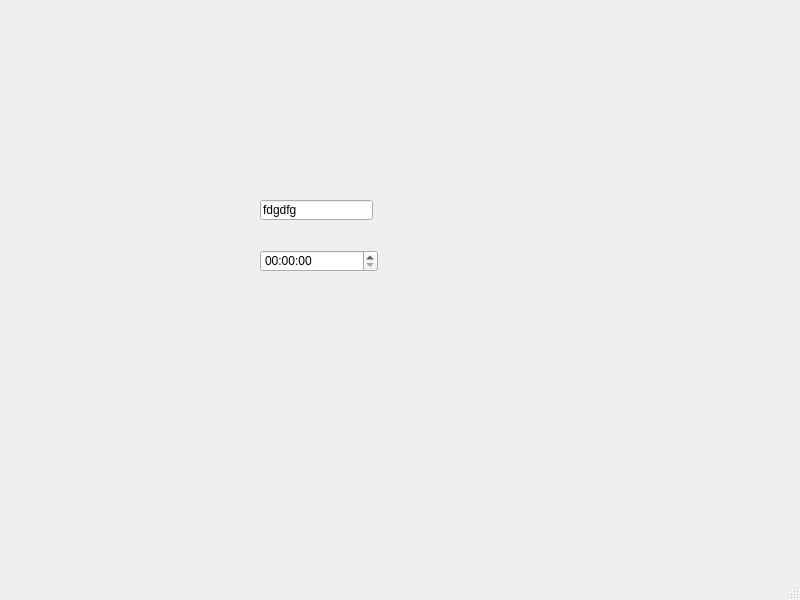
This is QT.Main/mainwindow.ui in ShipHappensBro/SPT as Qt 5 draws it before an edit. The edited form follows.
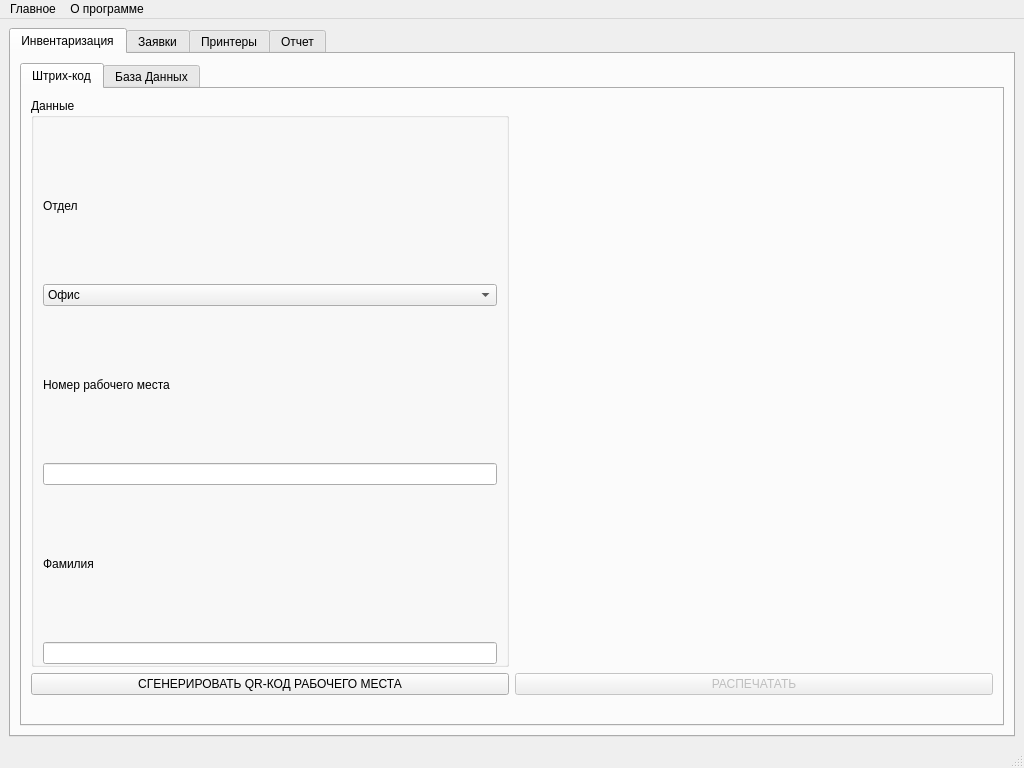
This is the edited form.

```diff
--- a/QT.Main/mainwindow.ui
+++ b/QT.Main/mainwindow.ui
@@ -6,39 +6,221 @@
    <rect>
     <x>0</x>
     <y>0</y>
-    <width>800</width>
-    <height>600</height>
+    <width>1024</width>
+    <height>768</height>
    </rect>
   </property>
   <property name="windowTitle">
    <string>MainWindow</string>
   </property>
   <widget class="QWidget" name="centralwidget">
-   <widget class="QLineEdit" name="lineEdit">
-    <property name="geometry">
-     <rect>
-      <x>260</x>
-      <y>200</y>
-      <width>113</width>
-      <height>20</height>
-     </rect>
-    </property>
-    <property name="text">
-     <string>fdgdfg</string>
-    </property>
-   </widget>
-   <widget class="QTimeEdit" name="timeEdit">
-    <property name="geometry">
-     <rect>
-      <x>260</x>
-      <y>250</y>
-      <width>118</width>
-      <height>22</height>
-     </rect>
-    </property>
-   </widget>
+   <layout class="QGridLayout" name="gridLayout">
+    <item row="0" column="0">
+     <widget class="QTabWidget" name="tabWidget">
+      <property name="enabled">
+       <bool>true</bool>
+      </property>
+      <property name="currentIndex">
+       <number>0</number>
+      </property>
+      <widget class="QWidget" name="tab_inv">
+       <attribute name="title">
+        <string>Инвентаризация</string>
+       </attribute>
+       <layout class="QGridLayout" name="gridLayout_3">
+        <item row="0" column="0">
+         <widget class="QTabWidget" name="inv_tab">
+          <property name="enabled">
+           <bool>true</bool>
+          </property>
+          <property name="currentIndex">
+           <number>0</number>
+          </property>
+          <widget class="QWidget" name="bc_tab">
+           <attribute name="title">
+            <string>Штрих-код</string>
+           </attribute>
+           <layout class="QGridLayout" name="gridLayout_5">
+            <item row="0" column="0">
+             <layout class="QGridLayout" name="gridLayout_4">
+              <item row="4" column="1">
+               <spacer name="horizontalSpacer_2">
+                <property name="orientation">
+                 <enum>Qt::Horizontal</enum>
+                </property>
+                <property name="sizeHint" stdset="0">
+                 <size>
+                  <width>40</width>
+                  <height>20</height>
+                 </size>
+                </property>
+               </spacer>
+              </item>
+              <item row="0" column="0">
+               <widget class="QGroupBox" name="bc_group">
+                <property name="title">
+                 <string>Данные</string>
+                </property>
+                <layout class="QGridLayout" name="gridLayout_2">
+                 <property name="bottomMargin">
+                  <number>0</number>
+                 </property>
+                 <property name="spacing">
+                  <number>0</number>
+                 </property>
+                 <item row="5" column="0">
+                  <widget class="QLineEdit" name="SecondName"/>
+                 </item>
+                 <item row="3" column="0">
+                  <widget class="QLineEdit" name="number_workstation_btn"/>
+                 </item>
+                 <item row="1" column="0">
+                  <widget class="QComboBox" name="department">
+                   <item>
+                    <property name="text">
+                     <string>Офис</string>
+                    </property>
+                   </item>
+                   <item>
+                    <property name="text">
+                     <string>Транспортный отдел</string>
+                    </property>
+                   </item>
+                   <item>
+                    <property name="text">
+                     <string>Администрация</string>
+                    </property>
+                   </item>
+                   <item>
+                    <property name="text">
+                     <string>Складской офис</string>
+                    </property>
+                   </item>
+                   <item>
+                    <property name="text">
+                     <string>Склад</string>
+                    </property>
+                   </item>
+                  </widget>
+                 </item>
+                 <item row="2" column="0">
+                  <widget class="QLabel" name="label_4">
+                   <property name="text">
+                    <string>Номер рабочего места</string>
+                   </property>
+                  </widget>
+                 </item>
+                 <item row="4" column="0">
+                  <widget class="QLabel" name="label_5">
+                   <property name="text">
+                    <string>Фамилия</string>
+                   </property>
+                  </widget>
+                 </item>
+                 <item row="0" column="0">
+                  <widget class="QLabel" name="label_3">
+                   <property name="text">
+                    <string>Отдел</string>
+                   </property>
+                  </widget>
+                 </item>
+                </layout>
+               </widget>
+              </item>
+              <item row="0" column="1">
+               <widget class="QLabel" name="QR">
+                <property name="text">
+                 <string/>
+                </property>
+               </widget>
+              </item>
+              <item row="3" column="1">
+               <widget class="QPushButton" name="print_btn">
+                <property name="enabled">
+                 <bool>false</bool>
+                </property>
+                <property name="text">
+                 <string>РАСПЕЧАТАТЬ</string>
+                </property>
+               </widget>
+              </item>
+              <item row="3" column="0">
+               <widget class="QPushButton" name="qr_generator">
+                <property name="text">
+                 <string>СГЕНЕРИРОВАТЬ QR-КОД РАБОЧЕГО МЕСТА</string>
+                </property>
+               </widget>
+              </item>
+             </layout>
+            </item>
+           </layout>
+          </widget>
+          <widget class="QWidget" name="tab_3">
+           <attribute name="title">
+            <string>База Данных</string>
+           </attribute>
+          </widget>
+         </widget>
+        </item>
+       </layout>
+      </widget>
+      <widget class="QWidget" name="tab_2">
+       <attribute name="title">
+        <string>Заявки</string>
+       </attribute>
+      </widget>
+      <widget class="QWidget" name="tab">
+       <attribute name="title">
+        <string>Принтеры</string>
+       </attribute>
+      </widget>
+      <widget class="QWidget" name="tab_6">
+       <attribute name="title">
+        <string>Отчет</string>
+       </attribute>
+      </widget>
+     </widget>
+    </item>
+   </layout>
   </widget>
   <widget class="QStatusBar" name="statusbar"/>
+  <widget class="QMenuBar" name="menuBar">
+   <property name="geometry">
+    <rect>
+     <x>0</x>
+     <y>0</y>
+     <width>1024</width>
+     <height>21</height>
+    </rect>
+   </property>
+   <widget class="QMenu" name="menu">
+    <property name="autoFillBackground">
+     <bool>false</bool>
+    </property>
+    <property name="title">
+     <string>Главное</string>
+    </property>
+    <addaction name="action"/>
+   </widget>
+   <widget class="QMenu" name="menu_2">
+    <property name="title">
+     <string>О программе</string>
+    </property>
+   </widget>
+   <addaction name="menu"/>
+   <addaction name="menu_2"/>
+  </widget>
+  <action name="action">
+   <property name="checkable">
+    <bool>false</bool>
+   </property>
+   <property name="checked">
+    <bool>false</bool>
+   </property>
+   <property name="text">
+    <string>Инвентаризация</string>
+   </property>
+  </action>
  </widget>
  <resources/>
  <connections/>
```
